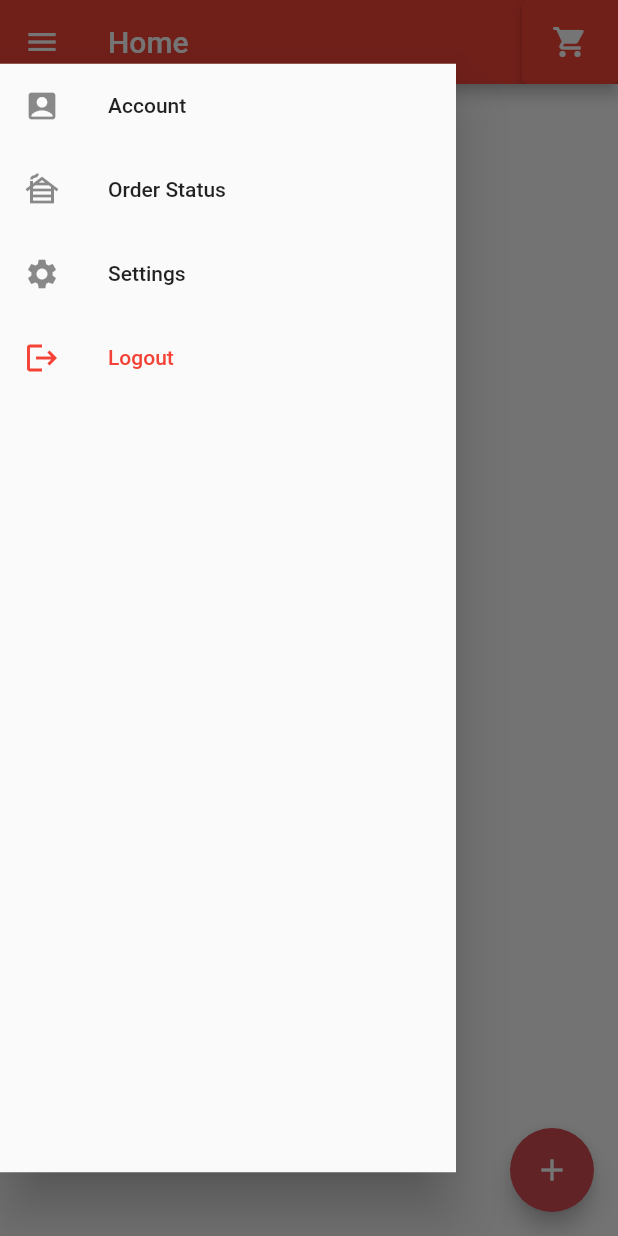
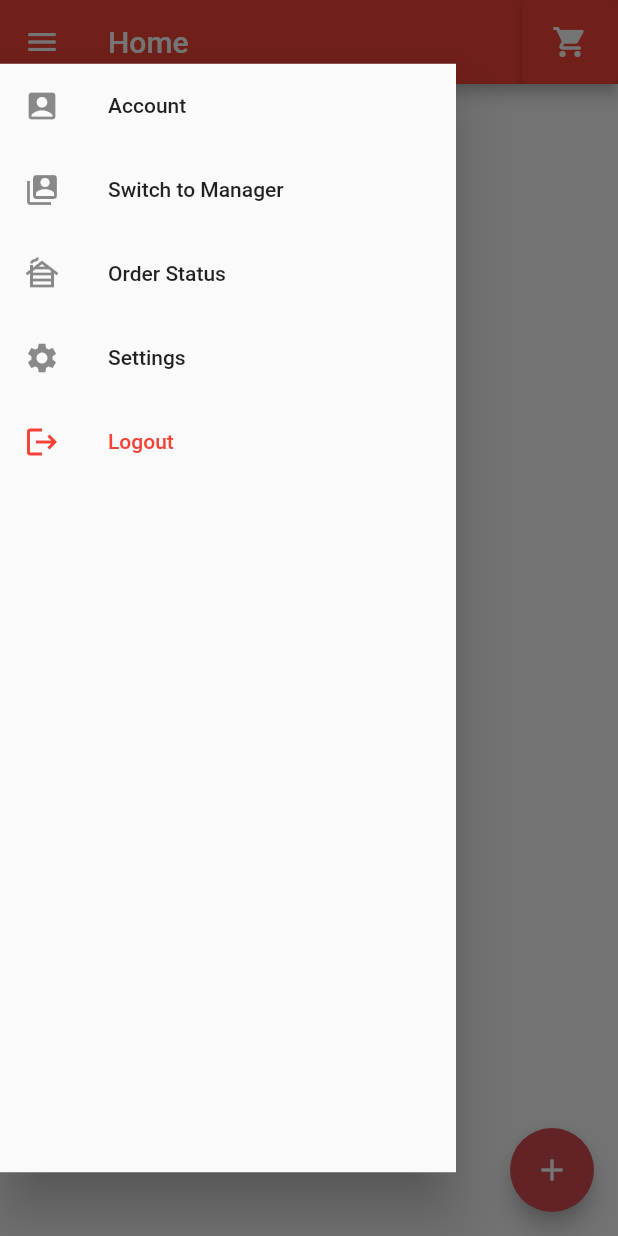
Before and after one commit to Asmit11/FoodKhana, a Flutter app: the DashBoardScreen screen opened by its route, with the side drawer open, on a phone screen of 412 x 824 dp. Run offline on Flutter 3.47's test engine with Material 2 defaults, Android fonts, the phone set to English and light mode, and no system bars; our stand-ins replace cloud_firestore, firebase_auth, firebase_core, firebase_storage, flutter_local_notifications; accounts and stored records are empty.

Commit message:
made changes in dashboard drawer

```diff
--- a/lib/main.dart
+++ b/lib/main.dart
@@ -48,7 +48,7 @@ class MyApp extends StatelessWidget {
       theme: ThemeData(
         primarySwatch: Colors.red,
       ), //m
-      initialRoute: "/managerlogin",
+      initialRoute: "/login",
       routes: {
         "/login": (context) => LoginScreen(),
         "/register": (context) => RegisterScreen(),
--- a/lib/screens/DashBoardScreen.dart
+++ b/lib/screens/DashBoardScreen.dart
@@ -149,6 +149,15 @@ class _DashBoardScreenState extends State<DashBoardScreen> {
                             Navigator.of(context).pushNamed("/viewprofile");
                           } ,
                         ),
+
+                        ListTile(
+                          title: Text('Switch to Manager'),
+                          leading: Icon(Icons.switch_account),
+                          onTap:(){
+                            Navigator.of(context).pushNamed("/managerdashboard");
+                          },
+                        ),
+
 
                         ListTile(
                           title: Text('Order Status'),
--- a/lib/screens/ManagerDashboard.dart
+++ b/lib/screens/ManagerDashboard.dart
@@ -139,7 +139,6 @@ class _ManagerDashboardState extends State<ManagerDashboard> {
                   children: [
                     Column(
                       children: [
-
                         ListTile(
                           title: Text('Account'),
                           leading: Icon(Icons.account_box),
```
